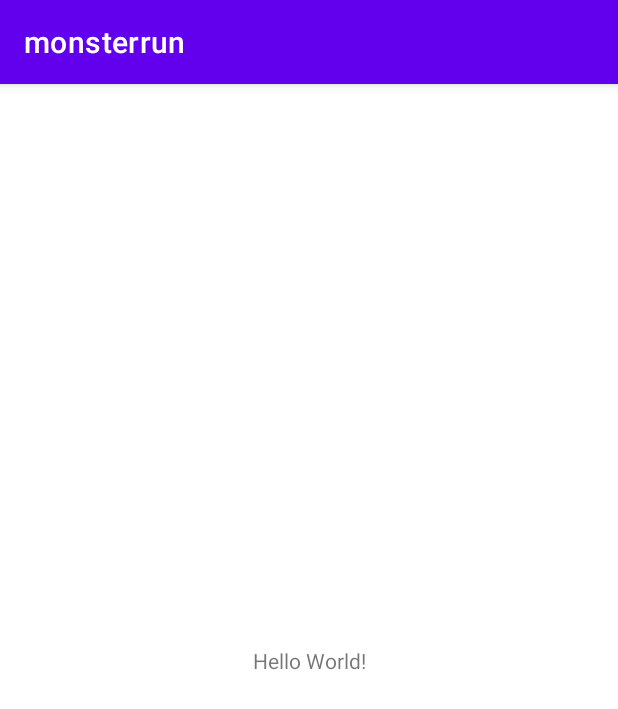
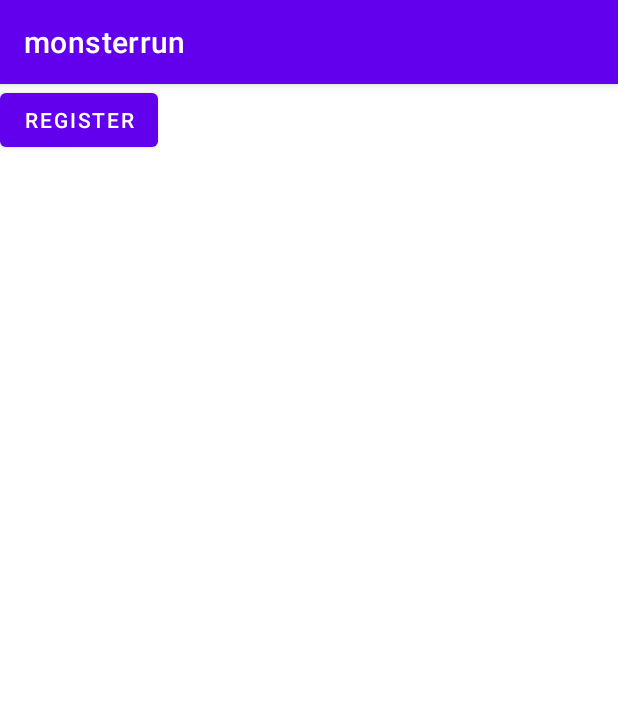
Before and after one commit to gaddi22/MonsterRun, an Android app: the screen it shows after launch (MainActivity), on a phone screen of 412 x 824 dp. Shown: the top 709 px of the screen. Run offline under Robolectric (Android 15) with nearby library versions, the phone set to English and light mode, and no system bars.

Commit message:
UI Users

```diff
--- a/app/build.gradle
+++ b/app/build.gradle
@@ -26,6 +26,9 @@
         sourceCompatibility JavaVersion.VERSION_1_8
         targetCompatibility JavaVersion.VERSION_1_8
     }
+    buildFeatures {
+        viewBinding true
+    }
 }
 
 dependencies {
@@ -33,6 +36,9 @@
     implementation 'androidx.appcompat:appcompat:1.3.1'
     implementation 'com.google.android.material:material:1.4.0'
     implementation 'androidx.constraintlayout:constraintlayout:2.1.1'
+    implementation 'androidx.annotation:annotation:1.2.0'
+    implementation 'androidx.lifecycle:lifecycle-livedata-ktx:2.3.1'
+    implementation 'androidx.lifecycle:lifecycle-viewmodel-ktx:2.3.1'
     testImplementation 'junit:junit:4.+'
     androidTestImplementation 'androidx.test.ext:junit:1.1.3'
     androidTestImplementation 'androidx.test.espresso:espresso-core:3.4.0'
--- a/app/src/main/res/layout/activity_main.xml
+++ b/app/src/main/res/layout/activity_main.xml
@@ -6,13 +6,11 @@
     android:layout_height="match_parent"
     tools:context=".MainActivity">
 
-    <TextView
+    <Button
+        android:id="@+id/button"
         android:layout_width="wrap_content"
         android:layout_height="wrap_content"
-        android:text="Hello World!"
-        app:layout_constraintBottom_toBottomOf="parent"
-        app:layout_constraintLeft_toLeftOf="parent"
-        app:layout_constraintRight_toRightOf="parent"
-        app:layout_constraintTop_toTopOf="parent" />
-
+        android:text="Register"
+        tools:layout_editor_absoluteX="152dp"
+        tools:layout_editor_absoluteY="448dp" />
 </androidx.constraintlayout.widget.ConstraintLayout>
```
Also changed, not shown: app/src/main/AndroidManifest.xml (+7 -0 lines), app/src/main/res/values/strings.xml (+9 -0 lines).
